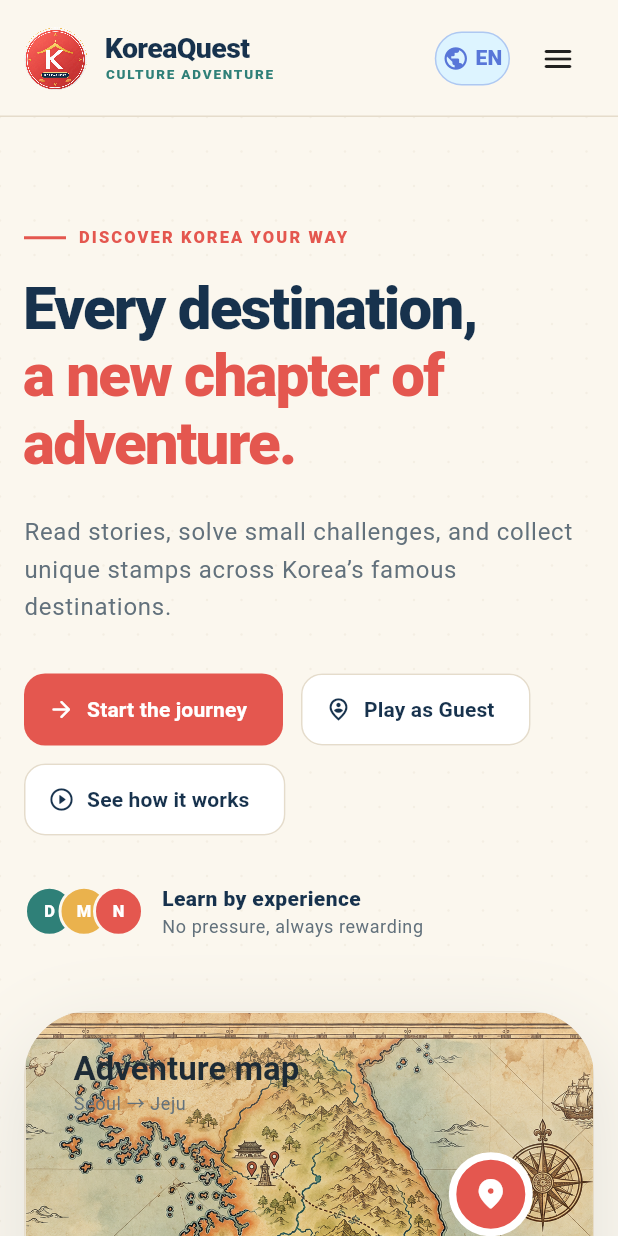
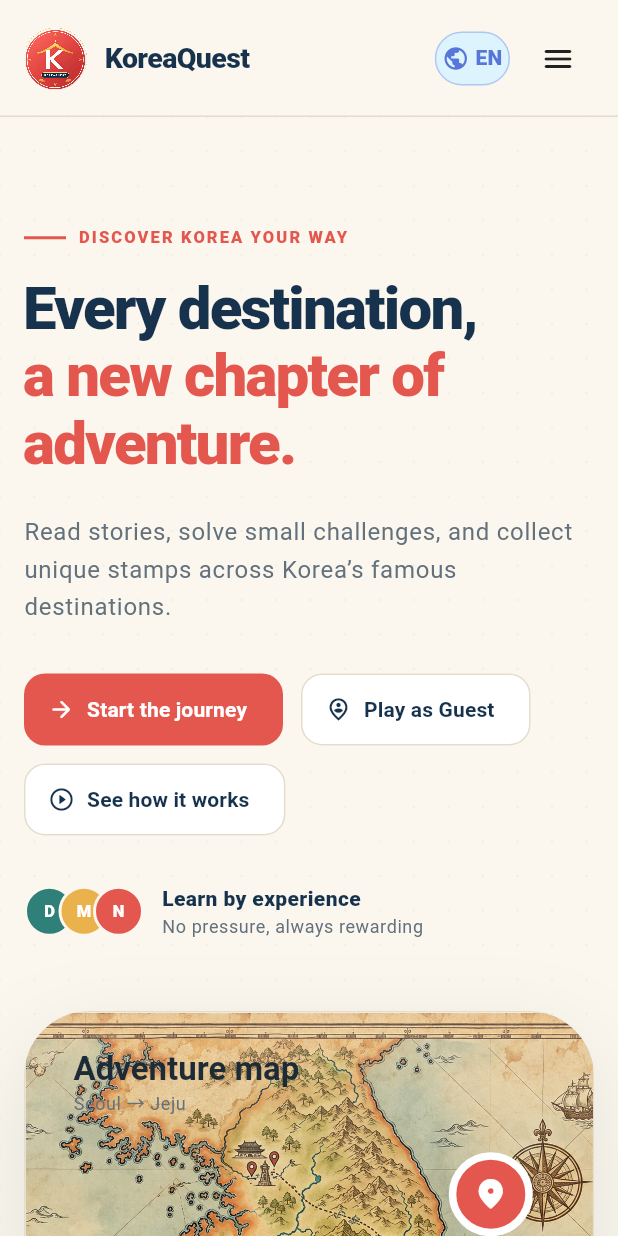
Before and after one commit to duongpvhoccntt-star/korea_quest, a Flutter app: the screen it shows after launch, on a phone screen of 412 x 824 dp. Run offline on Flutter 3.47's test engine with Material 3 defaults, Android fonts, the phone set to English and light mode, and no system bars; our stand-ins replace file_picker, flutter_map, flutter_riverpod, go_router, latlong2, supabase_flutter and 1 more; missing offline and left inert: dart:js_interop, dart:ui_web, flutter_map_dragmarker, flutter_map_marker_cluster; accounts and stored records are empty; Roboto replaces fonts that are missing (Arial, Georgia).

Commit message:
fix(header): prevent mobile guest overflow

```diff
--- a/lib/design_system/components/app_structure.dart
+++ b/lib/design_system/components/app_structure.dart
@@ -95,6 +95,7 @@ class AppHeader extends ConsumerWidget implements PreferredSizeWidget {
               children: [
                 _BrandLockup(
                   onTap: () => context.go(canAccessApp ? '/explore' : '/'),
+                  compact: !isDesktop,
                 ),
                 const Spacer(),
                 LanguageMenu(compact: !isDesktop),
@@ -399,7 +400,9 @@ class LanguageMenu extends ConsumerWidget {
           decoration: BoxDecoration(
             color: AppColors.skyLight,
             borderRadius: BorderRadius.circular(AppRadius.round),
-            border: Border.all(color: AppColors.koreanBlue.withValues(alpha: .35)),
+            border: Border.all(
+              color: AppColors.koreanBlue.withValues(alpha: .35),
+            ),
           ),
           child: Row(
             mainAxisSize: MainAxisSize.min,
@@ -572,10 +575,11 @@ class _GuestIdentityRow extends StatelessWidget {
 }
 
 class _BrandLockup extends StatelessWidget {
-  const _BrandLockup({this.onTap, this.light = false});
+  const _BrandLockup({this.onTap, this.light = false, this.compact = false});
 
   final VoidCallback? onTap;
   final bool light;
+  final bool compact;
 
   @override
   Widget build(BuildContext context) => InkWell(
@@ -594,12 +598,16 @@ class _BrandLockup extends StatelessWidget {
             filterQuality: FilterQuality.high,
           ),
           const SizedBox(width: AppSpacing.sm),
-          Column(
+          SizedBox(
+            width: compact ? 112 : null,
+            child: Column(
               mainAxisAlignment: MainAxisAlignment.center,
               crossAxisAlignment: CrossAxisAlignment.start,
               children: [
                 Text(
                   'KoreaQuest',
+                  maxLines: 1,
+                  overflow: TextOverflow.ellipsis,
                   style: TextStyle(
                     color: light ? Colors.white : AppColors.navy,
                     fontSize: 19,
@@ -608,6 +616,7 @@ class _BrandLockup extends StatelessWidget {
                     letterSpacing: -.4,
                   ),
                 ),
+                if (!compact)
                   Text(
                     'CULTURE ADVENTURE',
                     style: TextStyle(
@@ -620,6 +629,7 @@ class _BrandLockup extends StatelessWidget {
                     ),
                   ),
               ],
+            ),
           ),
         ],
       ),
```
Lines whose indentation alone changed are shown as unchanged.
